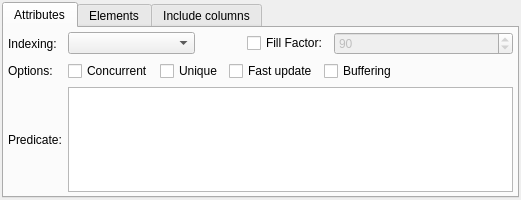
This is libs/libgui/ui/dbobjects/indexwidget.ui in pgmodeler/pgmodeler as Qt 5 draws it before an edit. The edited form follows.
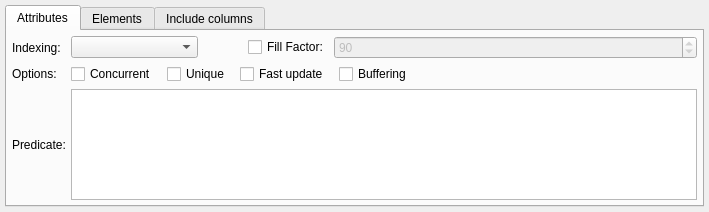
This is the edited form.

The edit to the form file:
```diff
--- a/libs/libgui/ui/dbobjects/indexwidget.ui
+++ b/libs/libgui/ui/dbobjects/indexwidget.ui
@@ -6,8 +6,8 @@
    <rect>
     <x>0</x>
     <y>0</y>
-    <width>521</width>
-    <height>200</height>
+    <width>709</width>
+    <height>212</height>
    </rect>
   </property>
   <property name="minimumSize">
@@ -18,19 +18,19 @@
   </property>
   <layout class="QGridLayout" name="index_grid">
    <property name="leftMargin">
-    <number>2</number>
+    <number>5</number>
    </property>
    <property name="topMargin">
-    <number>2</number>
+    <number>5</number>
    </property>
    <property name="rightMargin">
-    <number>2</number>
+    <number>5</number>
    </property>
    <property name="bottomMargin">
-    <number>2</number>
+    <number>5</number>
    </property>
    <property name="spacing">
-    <number>6</number>
+    <number>10</number>
    </property>
    <item row="0" column="0">
     <widget class="QTabWidget" name="attributes_tbw">
@@ -43,19 +43,19 @@
       </attribute>
       <layout class="QGridLayout" name="gridLayout_2">
        <property name="leftMargin">
-        <number>4</number>
+        <number>5</number>
        </property>
        <property name="topMargin">
-        <number>4</number>
+        <number>5</number>
        </property>
        <property name="rightMargin">
-        <number>4</number>
+        <number>5</number>
        </property>
        <property name="bottomMargin">
-        <number>4</number>
+        <number>5</number>
        </property>
        <property name="spacing">
-        <number>6</number>
+        <number>5</number>
        </property>
        <item row="0" column="0">
         <widget class="QLabel" name="indexing_lbl">
@@ -196,7 +196,7 @@
        <item row="1" column="1" colspan="4">
         <layout class="QHBoxLayout" name="horizontalLayout_2">
          <property name="spacing">
-          <number>6</number>
+          <number>10</number>
          </property>
          <item>
           <widget class="QCheckBox" name="concurrent_chk">
```
